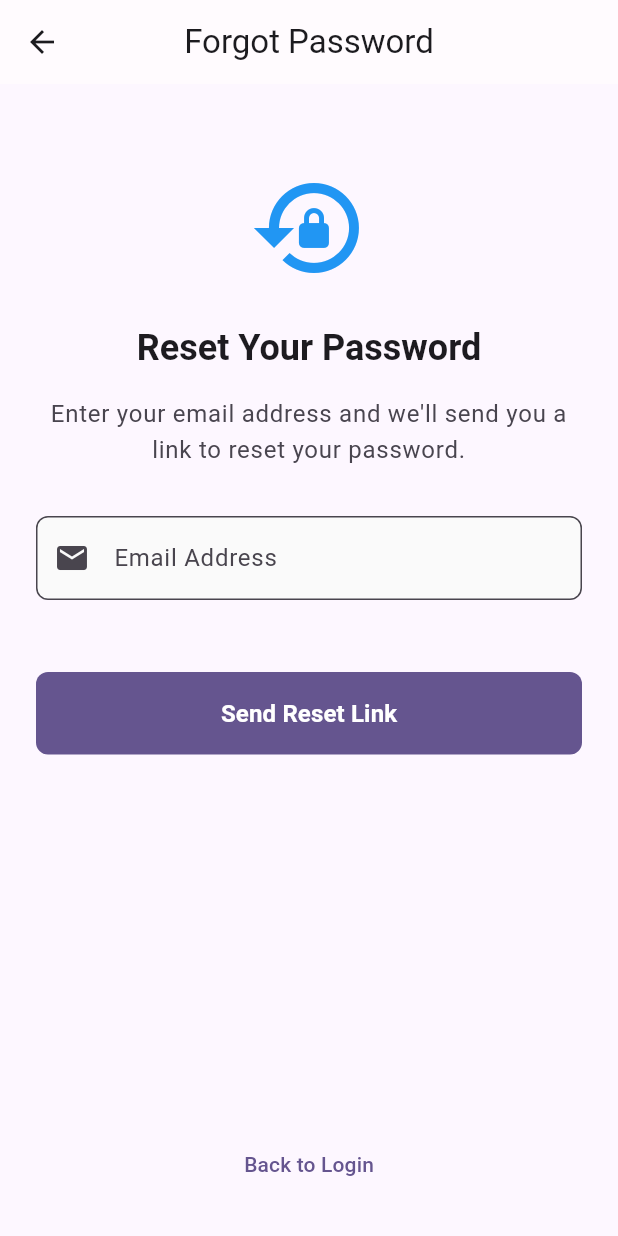
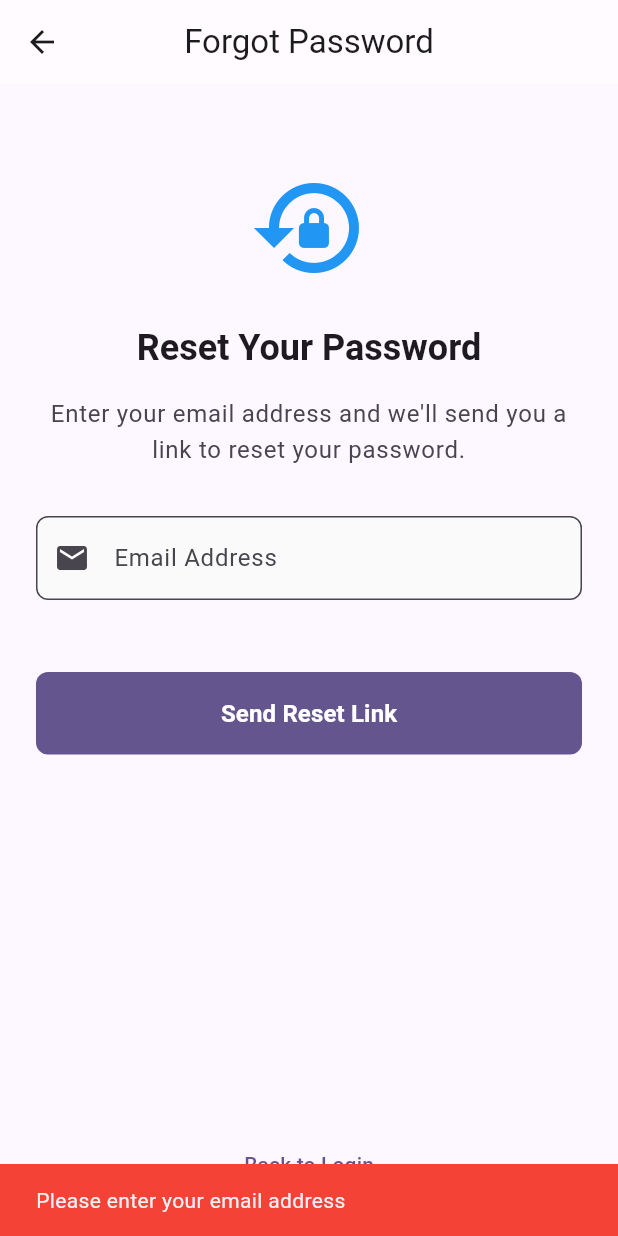
Before and after one commit to jhaji246/book-trackr, a Flutter app: the ForgotPasswordScreen screen opened directly, after a tap on "Send Reset Link", on a phone screen of 412 x 824 dp. Run offline on Flutter 3.47's test engine with Material 3 defaults, Android fonts, the phone set to English and light mode, and no system bars; our stand-ins replace cached_network_image, cloud_firestore, dio, firebase_auth, firebase_core, firebase_messaging and 12 more; accounts and stored records are empty; network calls fail.

Commit message:
✅ Fix Forgot Password screen navigation: Replace GoRouter with Navigator for all buttons and back navigation

```diff
--- a/lib/features/auth/presentation/screens/forgot_password_screen.dart
+++ b/lib/features/auth/presentation/screens/forgot_password_screen.dart
@@ -1,9 +1,9 @@
 import 'package:flutter/material.dart';
 import 'package:flutter_hooks/flutter_hooks.dart';
 import 'package:hooks_riverpod/hooks_riverpod.dart';
-import 'package:go_router/go_router.dart';
 import '../../../../core/constants/app_constants.dart';
 import '../../../../shared/providers/auth_provider.dart';
+import 'login_screen.dart';
 
 class ForgotPasswordScreen extends HookConsumerWidget {
   const ForgotPasswordScreen({super.key});
@@ -18,7 +18,7 @@ class ForgotPasswordScreen extends HookConsumerWidget {
         title: const Text('Forgot Password'),
         leading: IconButton(
           icon: const Icon(Icons.arrow_back),
-          onPressed: () => context.pop(),
+          onPressed: () => Navigator.of(context).pop(),
         ),
       ),
       body: Padding(
@@ -97,10 +97,41 @@ class ForgotPasswordScreen extends HookConsumerWidget {
             FilledButton(
               onPressed: authState.isLoading
                   ? null
-                  : () {
+                  : () async {
                       if (emailController.text.trim().isNotEmpty) {
-                        ref.read(authProvider.notifier).resetPassword(
-                          emailController.text.trim(),
+                        try {
+                          await ref.read(authProvider.notifier).resetPassword(
+                            emailController.text.trim(),
+                          );
+
+                          // Show success message and navigate back to login
+                          if (context.mounted) {
+                            ScaffoldMessenger.of(context).showSnackBar(
+                              const SnackBar(
+                                content: Text('Password reset link sent! Check your email.'),
+                                backgroundColor: Colors.green,
+                              ),
+                            );
+
+                            // Navigate back to login screen
+                            Navigator.of(context).pushAndRemoveUntil(
+                              MaterialPageRoute(
+                                builder: (context) => const LoginScreen(),
+                              ),
+                              (route) => false, // Remove all previous routes
+                            );
+                          }
+                        } catch (e) {
+                          // Error is already handled by the provider
+                          debugPrint('Password reset error: $e');
+                        }
+                      } else {
+                        // Show error for empty email
+                        ScaffoldMessenger.of(context).showSnackBar(
+                          const SnackBar(
+                            content: Text('Please enter your email address'),
+                            backgroundColor: Colors.red,
+                          ),
                         );
                       }
                     },
@@ -129,7 +160,7 @@ class ForgotPasswordScreen extends HookConsumerWidget {
 
             // Back to Login
             TextButton(
-              onPressed: () => context.pop(),
+              onPressed: () => Navigator.of(context).pop(),
               child: const Text('Back to Login'),
             ),
           ],
--- a/lib/features/auth/presentation/screens/login_screen.dart
+++ b/lib/features/auth/presentation/screens/login_screen.dart
@@ -1,9 +1,10 @@
 import 'package:flutter/material.dart';
 import 'package:flutter_hooks/flutter_hooks.dart';
 import 'package:hooks_riverpod/hooks_riverpod.dart';
-import 'package:go_router/go_router.dart';
 import '../../../../shared/providers/auth_provider.dart';
 import '../../../../core/constants/app_constants.dart';
+import 'signup_screen.dart';
+import 'forgot_password_screen.dart';
 
 class LoginScreen extends HookConsumerWidget {
   const LoginScreen({super.key});
@@ -146,7 +147,7 @@ class LoginScreen extends HookConsumerWidget {
                   Align(
                     alignment: Alignment.centerRight,
                     child: TextButton(
-                      onPressed: () => context.push('/forgot-password'),
+                      onPressed: () => Navigator.of(context).push(MaterialPageRoute(builder: (_) => const ForgotPasswordScreen())),
                       child: Text(
                         'Forgot Password?',
                         style: TextStyle(
@@ -222,7 +223,7 @@ class LoginScreen extends HookConsumerWidget {
                         ),
                       ),
                       TextButton(
-                        onPressed: () => context.push('/signup'),
+                        onPressed: () => Navigator.of(context).push(MaterialPageRoute(builder: (_) => const SignupScreen())),
                         child: Text(
                           'Sign Up',
                           style: TextStyle(
```
